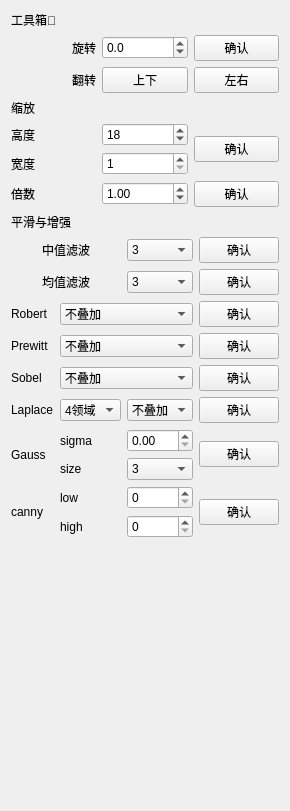
This is ui/tool.ui in Kelsonz/graph_tool as Qt 5 draws it before an edit. The edited form follows.
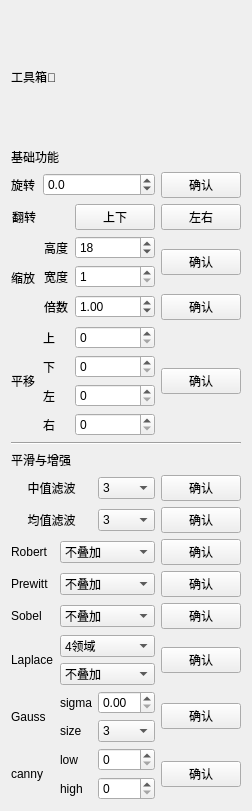
This is the edited form.

Commit message: 增加平移，图像增强相关

The edit to the form file:
```diff
--- a/ui/tool.ui
+++ b/ui/tool.ui
@@ -28,87 +28,32 @@
     </widget>
    </item>
    <item>
-    <layout class="QHBoxLayout" name="horizontalLayout">
-     <item>
-      <widget class="QLabel" name="label_2">
-       <property name="text">
-        <string>旋转</string>
-       </property>
-       <property name="alignment">
-        <set>Qt::AlignRight|Qt::AlignTrailing|Qt::AlignVCenter</set>
-       </property>
-      </widget>
-     </item>
-     <item>
-      <widget class="QDoubleSpinBox" name="doubleSpinBox_rotate">
-       <property name="decimals">
-        <number>1</number>
-       </property>
-       <property name="minimum">
-        <double>-360.000000000000000</double>
-       </property>
-       <property name="maximum">
-        <double>360.000000000000000</double>
-       </property>
-      </widget>
-     </item>
-     <item>
-      <widget class="QPushButton" name="btn_rotate">
-       <property name="text">
-        <string>确认</string>
-       </property>
-      </widget>
-     </item>
-    </layout>
-   </item>
-   <item>
-    <layout class="QHBoxLayout" name="horizontalLayout_2">
-     <item>
-      <widget class="QLabel" name="label_3">
-       <property name="text">
-        <string>翻转</string>
-       </property>
-       <property name="alignment">
-        <set>Qt::AlignRight|Qt::AlignTrailing|Qt::AlignVCenter</set>
-       </property>
-      </widget>
-     </item>
-     <item>
+    <layout class="QGridLayout" name="gridLayout">
+     <item row="2" column="2">
       <widget class="QPushButton" name="btn_updown">
        <property name="text">
         <string>上下</string>
        </property>
       </widget>
      </item>
-     <item>
-      <widget class="QPushButton" name="btn_leftright">
+     <item row="1" column="3">
+      <widget class="QPushButton" name="btn_rotate">
        <property name="text">
-        <string>左右</string>
+        <string>确认</string>
        </property>
       </widget>
      </item>
-    </layout>
-   </item>
-   <item>
-    <layout class="QGridLayout" name="gridLayout">
-     <item row="0" column="0" colspan="3">
-      <widget class="QLabel" name="label_4">
-       <property name="text">
-        <string>缩放</string>
-       </property>
-       <property name="alignment">
-        <set>Qt::AlignLeading|Qt::AlignLeft|Qt::AlignVCenter</set>
-       </property>
-      </widget>
-     </item>
-     <item row="2" column="0">
+     <item row="5" column="1">
       <widget class="QLabel" name="label_6">
        <property name="text">
         <string>宽度</string>
        </property>
+       <property name="alignment">
+        <set>Qt::AlignCenter</set>
+       </property>
       </widget>
      </item>
-     <item row="2" column="1">
+     <item row="5" column="2">
       <widget class="QSpinBox" name="spinBox_w">
        <property name="minimum">
         <number>1</number>
@@ -118,7 +63,7 @@
        </property>
       </widget>
      </item>
-     <item row="1" column="1">
+     <item row="4" column="2">
       <widget class="QSpinBox" name="spinBox_h">
        <property name="minimum">
         <number>1</number>
@@ -131,21 +76,27 @@
        </property>
       </widget>
      </item>
-     <item row="1" column="0">
+     <item row="4" column="1">
       <widget class="QLabel" name="label_5">
        <property name="text">
         <string>高度</string>
        </property>
+       <property name="alignment">
+        <set>Qt::AlignCenter</set>
+       </property>
       </widget>
      </item>
-     <item row="3" column="0">
+     <item row="6" column="1">
       <widget class="QLabel" name="label_7">
        <property name="text">
         <string>倍数</string>
        </property>
+       <property name="alignment">
+        <set>Qt::AlignCenter</set>
+       </property>
       </widget>
      </item>
-     <item row="3" column="1">
+     <item row="6" column="2">
       <widget class="QDoubleSpinBox" name="doubleSpinBox_rate">
        <property name="singleStep">
         <double>0.100000000000000</double>
@@ -155,31 +106,158 @@
        </property>
       </widget>
      </item>
-     <item row="3" column="2">
+     <item row="6" column="3">
       <widget class="QPushButton" name="btn_rate">
        <property name="text">
         <string>确认</string>
        </property>
       </widget>
      </item>
-     <item row="1" column="2" rowspan="2">
+     <item row="4" column="3" rowspan="2">
       <widget class="QPushButton" name="btn_hw">
        <property name="text">
         <string>确认</string>
        </property>
       </widget>
      </item>
+     <item row="2" column="3">
+      <widget class="QPushButton" name="btn_leftright">
+       <property name="text">
+        <string>左右</string>
+       </property>
+      </widget>
+     </item>
+     <item row="4" column="0" rowspan="3">
+      <widget class="QLabel" name="label_4">
+       <property name="text">
+        <string>缩放</string>
+       </property>
+       <property name="alignment">
+        <set>Qt::AlignLeading|Qt::AlignLeft|Qt::AlignVCenter</set>
+       </property>
+      </widget>
+     </item>
+     <item row="0" column="0" colspan="4">
+      <widget class="QLabel" name="label_24">
+       <property name="text">
+        <string>基础功能</string>
+       </property>
+      </widget>
+     </item>
+     <item row="1" column="0">
+      <widget class="QLabel" name="label_2">
+       <property name="text">
+        <string>旋转</string>
+       </property>
+       <property name="alignment">
+        <set>Qt::AlignLeading|Qt::AlignLeft|Qt::AlignVCenter</set>
+       </property>
+      </widget>
+     </item>
+     <item row="2" column="0">
+      <widget class="QLabel" name="label_3">
+       <property name="text">
+        <string>翻转</string>
+       </property>
+       <property name="alignment">
+        <set>Qt::AlignCenter</set>
+       </property>
+      </widget>
+     </item>
+     <item row="1" column="1" colspan="2">
+      <widget class="QDoubleSpinBox" name="doubleSpinBox_rotate">
+       <property name="decimals">
+        <number>1</number>
+       </property>
+       <property name="minimum">
+        <double>-360.000000000000000</double>
+       </property>
+       <property name="maximum">
+        <double>360.000000000000000</double>
+       </property>
+      </widget>
+     </item>
+     <item row="7" column="0" rowspan="4">
+      <widget class="QLabel" name="label_23">
+       <property name="text">
+        <string>平移</string>
+       </property>
+      </widget>
+     </item>
+     <item row="7" column="2">
+      <widget class="QSpinBox" name="spinBox_up">
+       <property name="maximum">
+        <number>1000</number>
+       </property>
+      </widget>
+     </item>
+     <item row="7" column="1">
+      <widget class="QLabel" name="label_25">
+       <property name="text">
+        <string>上</string>
+       </property>
+      </widget>
+     </item>
+     <item row="8" column="2">
+      <widget class="QSpinBox" name="spinBox_down">
+       <property name="maximum">
+        <number>1000</number>
+       </property>
+      </widget>
+     </item>
+     <item row="8" column="1">
+      <widget class="QLabel" name="label_26">
+       <property name="text">
+        <string>下</string>
+       </property>
+      </widget>
+     </item>
+     <item row="9" column="2">
+      <widget class="QSpinBox" name="spinBox_left">
+       <property name="maximum">
+        <number>1000</number>
+       </property>
+      </widget>
+     </item>
+     <item row="9" column="1">
+      <widget class="QLabel" name="label_27">
+       <property name="text">
+        <string>左</string>
+       </property>
+      </widget>
+     </item>
+     <item row="10" column="2">
+      <widget class="QSpinBox" name="spinBox_right">
+       <property name="maximum">
+        <number>1000</number>
+       </property>
+      </widget>
+     </item>
+     <item row="10" column="1">
+      <widget class="QLabel" name="label_28">
+       <property name="text">
+        <string>右</string>
+       </property>
+      </widget>
+     </item>
+     <item row="7" column="3" rowspan="4">
+      <widget class="QPushButton" name="btn_move">
+       <property name="text">
+        <string>确认</string>
+       </property>
+      </widget>
+     </item>
     </layout>
    </item>
+   <item>
+    <widget class="Line" name="line_2">
+     <property name="orientation">
+      <enum>Qt::Horizontal</enum>
+     </property>
+    </widget>
+   </item>
    <item>
     <layout class="QGridLayout" name="gridLayout_2">
-     <item row="6" column="0">
-      <widget class="QLabel" name="label_12">
-       <property name="text">
-        <string>Laplace</string>
-       </property>
-      </widget>
-     </item>
      <item row="4" column="1" colspan="2">
       <widget class="QComboBox" name="comboBox_prewitt">
        <item>
@@ -204,13 +282,6 @@
        </property>
       </widget>
      </item>
-     <item row="6" column="3">
-      <widget class="QPushButton" name="btn_laplace">
-       <property name="text">
-        <string>确认</string>
-       </property>
-      </widget>
-     </item>
      <item row="2" column="0" colspan="2">
       <widget class="QLabel" name="label_17">
        <property name="text">
@@ -235,21 +306,7 @@
        </property>
       </widget>
      </item>
-     <item row="6" column="2">
-      <widget class="QComboBox" name="comboBox_l">
-       <item>
-        <property name="text">
-         <string>不叠加</string>
-        </property>
-       </item>
-       <item>
-        <property name="text">
-         <string>叠加</string>
-        </property>
-       </item>
-      </widget>
-     </item>
-     <item row="8" column="2">
+     <item row="9" column="2">
       <widget class="QComboBox" name="comboBox_gauss_size">
        <item>
         <property name="text">
@@ -303,22 +360,22 @@
        </property>
       </widget>
      </item>
-     <item row="7" column="1">
+     <item row="8" column="1">
       <widget class="QLabel" name="label_15">
        <property name="text">
         <string>sigma</string>
        </property>
       </widget>
      </item>
-     <item row="8" column="1">
+     <item row="9" column="1">
       <widget class="QLabel" name="label_18">
        <property name="text">
         <string>size</string>
        </property>
       </widget>
      </item>
-     <item row="9" column="2">
-      <widget class="QSpinBox" name="spinBox"/>
+     <item row="10" column="2">
+      <widget class="QSpinBox" name="spinBox_low"/>
      </item>
      <item row="1" column="0" colspan="2">
       <widget class="QLabel" name="label_16">
@@ -330,8 +387,12 @@
        </property>
       </widget>
      </item>
-     <item row="7" column="2">
-      <widget class="QDoubleSpinBox" name="doubleSpinBox_gauss_sigma"/>
+     <item row="8" column="2">
+      <widget class="QDoubleSpinBox" name="doubleSpinBox_gauss_sigma">
+       <property name="singleStep">
+        <double>0.100000000000000</double>
+       </property>
+      </widget>
      </item>
      <item row="2" column="2">
       <widget class="QComboBox" name="comboBox_avg">
@@ -352,7 +413,7 @@
        </item>
       </widget>
      </item>
-     <item row="7" column="0" rowspan="2">
+     <item row="8" column="0" rowspan="2">
       <widget class="QLabel" name="label_13">
        <property name="text">
         <string>Gauss</string>
@@ -392,20 +453,6 @@
        </property>
       </widget>
      </item>
-     <item row="6" column="1">
-      <widget class="QComboBox" name="comboBox_l48">
-       <item>
-        <property name="text">
-         <string>4领域</string>
-        </property>
-       </item>
-       <item>
-        <property name="text">
-         <string>8领域</string>
-        </property>
-       </item>
-      </widget>
-     </item>
      <item row="4" column="3">
       <widget class="QPushButton" name="btn_prewitt">
        <property name="text">
@@ -427,59 +474,88 @@
        </item>
       </widget>
      </item>
-     <item row="7" column="3" rowspan="2">
+     <item row="8" column="3" rowspan="2">
       <widget class="QPushButton" name="btn_gauss">
        <property name="text">
         <string>确认</string>
        </property>
       </widget>
      </item>
-     <item row="10" column="2">
-      <widget class="QSpinBox" name="spinBox_2"/>
+     <item row="11" column="2">
+      <widget class="QSpinBox" name="spinBox_high"/>
      </item>
-     <item row="9" column="0" rowspan="2">
+     <item row="10" column="0" rowspan="2">
       <widget class="QLabel" name="label_14">
        <property name="text">
         <string>canny</string>
        </property>
       </widget>
      </item>
-     <item row="9" column="3" rowspan="2">
+     <item row="10" column="3" rowspan="2">
       <widget class="QPushButton" name="btn_canny">
        <property name="text">
         <string>确认</string>
        </property>
       </widget>
      </item>
-     <item row="9" column="1">
+     <item row="10" column="1">
       <widget class="QLabel" name="label_19">
        <property name="text">
         <string>low</string>
        </property>
       </widget>
      </item>
-     <item row="10" column="1">
+     <item row="11" column="1">
       <widget class="QLabel" name="label_20">
        <property name="text">
         <string>high</string>
        </property>
       </widget>
      </item>
+     <item row="7" column="1" colspan="2">
+      <widget class="QComboBox" name="comboBox_l">
+       <item>
+        <property name="text">
+         <string>不叠加</string>
+        </property>
+       </item>
+       <item>
+        <property name="text">
+         <string>叠加</string>
+        </property>
+       </item>
+      </widget>
+     </item>
+     <item row="6" column="0" rowspan="2">
+      <widget class="QLabel" name="label_12">
+       <property name="text">
+        <string>Laplace</string>
+       </property>
+      </widget>
+     </item>
+     <item row="6" column="1" colspan="2">
+      <widget class="QComboBox" name="comboBox_l48">
+       <item>
+        <property name="text">
+         <string>4领域</string>
+        </property>
+       </item>
+       <item>
+        <property name="text">
+         <string>8领域</string>
+        </property>
+       </item>
+      </widget>
+     </item>
+     <item row="6" column="3" rowspan="2">
+      <widget class="QPushButton" name="btn_laplace">
+       <property name="text">
+        <string>确认</string>
+       </property>
+      </widget>
+     </item>
     </layout>
    </item>
-   <item>
-    <spacer name="verticalSpacer">
-     <property name="orientation">
-      <enum>Qt::Vertical</enum>
-     </property>
-     <property name="sizeHint" stdset="0">
-      <size>
-       <width>20</width>
-       <height>40</height>
-      </size>
-     </property>
-    </spacer>
-   </item>
   </layout>
  </widget>
  <resources/>
```
The commit also changes 9 other files.
